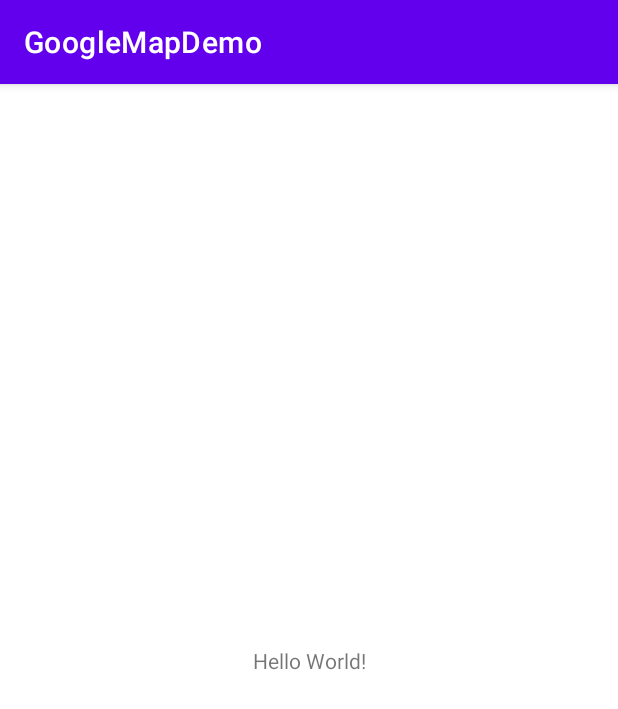
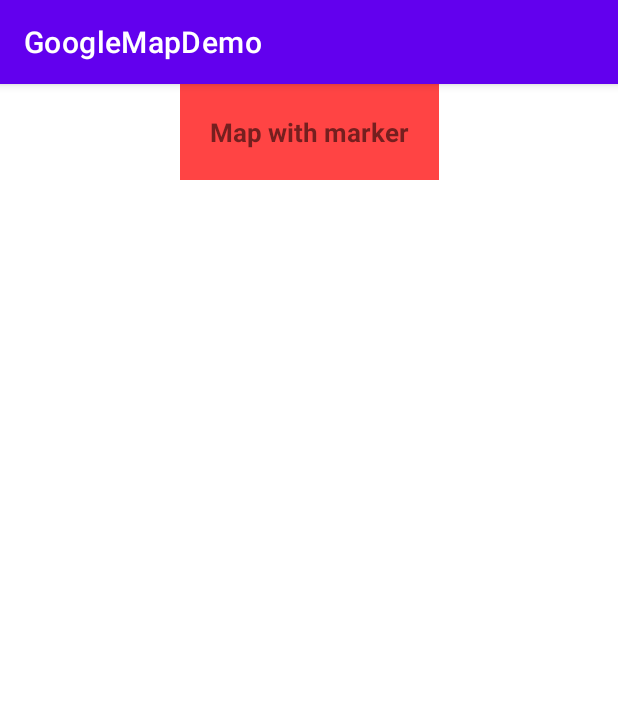
Before and after one commit to hiep97tb111/6-GoogleMap, an Android app: the screen it shows after launch (MainActivity before the commit, MainAct after it), on a phone screen of 412 x 824 dp. Shown: the top 709 px of the screen. Run offline under Robolectric (Android 15) with nearby library versions, the phone set to English and light mode, and no system bars.

Commit message:
Get Location & Simulation Google Map

```diff
--- a/app/build.gradle
+++ b/app/build.gradle
@@ -38,6 +38,7 @@ dependencies {
     implementation 'androidx.appcompat:appcompat:1.6.1'
     implementation 'com.google.android.material:material:1.8.0'
     implementation 'androidx.constraintlayout:constraintlayout:2.1.4'
+    implementation 'com.google.android.gms:play-services-location:21.0.1'
     testImplementation 'junit:junit:4.13.2'
     androidTestImplementation 'androidx.test.ext:junit:1.1.5'
     androidTestImplementation 'androidx.test.espresso:espresso-core:3.5.1'
--- /dev/null
+++ b/app/src/main/java/com/example/googlemapdemo/MainAct.kt
@@ -0,0 +1,56 @@
+package com.example.googlemapdemo
+
+import android.content.Intent
+import android.content.pm.PackageManager
+import androidx.appcompat.app.AppCompatActivity
+import android.os.Bundle
+import android.util.Log
+import android.widget.TextView
+import androidx.core.app.ActivityCompat
+import androidx.core.content.ContextCompat
+import com.google.android.gms.location.FusedLocationProviderClient
+import com.google.android.gms.location.LocationServices
+
+class MainAct : AppCompatActivity() {
+    private val myPermissionRequest: Int = 101
+    private lateinit var fusedLocationClient: FusedLocationProviderClient
+    private var lat: Double = 0.0
+    private var lon: Double = 0.0
+
+    override fun onCreate(savedInstanceState: Bundle?) {
+        super.onCreate(savedInstanceState)
+        setContentView(R.layout.activity_main)
+
+        getLocationUser()
+
+        findViewById<TextView>(R.id.tvMapWithMaker).setOnClickListener {
+            val intent = Intent(this, MapWithMakerAct::class.java)
+            intent.putExtra("keyLat", lat)
+            intent.putExtra("keyLon", lon)
+            startActivity(intent)
+        }
+    }
+
+    private fun getLocationUser() {
+
+        fusedLocationClient = LocationServices.getFusedLocationProviderClient(this)
+
+        // Check Permission
+        if (ContextCompat.checkSelfPermission(this , android.Manifest.permission.ACCESS_FINE_LOCATION)
+            != PackageManager.PERMISSION_GRANTED) {
+            // Permission is not granted
+            ActivityCompat.requestPermissions(this,
+                arrayOf(android.Manifest.permission.ACCESS_COARSE_LOCATION, android.Manifest.permission.ACCESS_FINE_LOCATION),
+                myPermissionRequest)
+        }
+
+        // Get Location
+        fusedLocationClient.lastLocation.addOnSuccessListener {
+            Log.e("Logger", "Lat: ${it.latitude}, Lon: ${it.longitude}")
+            lat = it.latitude
+            lon = it.longitude
+        }
+    }
+
+
+}
--- a/app/src/main/res/layout/activity_main.xml
+++ b/app/src/main/res/layout/activity_main.xml
@@ -4,15 +4,19 @@
     xmlns:tools="http://schemas.android.com/tools"
     android:layout_width="match_parent"
     android:layout_height="match_parent"
-    tools:context=".MainActivity">
+    tools:context=".MainAct">
 
     <TextView
+        android:id="@+id/tvMapWithMaker"
         android:layout_width="wrap_content"
         android:layout_height="wrap_content"
-        android:text="Hello World!"
-        app:layout_constraintBottom_toBottomOf="parent"
+        android:text="@string/map_with_maker"
         app:layout_constraintLeft_toLeftOf="parent"
         app:layout_constraintRight_toRightOf="parent"
-        app:layout_constraintTop_toTopOf="parent" />
+        app:layout_constraintTop_toTopOf="parent"
+        android:padding="20dp"
+        android:background="@android:color/holo_red_light"
+        android:textSize="17sp"
+        android:textStyle="bold"/>
 
 </androidx.constraintlayout.widget.ConstraintLayout>
--- a/app/src/main/res/values/strings.xml
+++ b/app/src/main/res/values/strings.xml
@@ -1,3 +1,4 @@
 <resources>
     <string name="app_name">GoogleMapDemo</string>
+    <string name="map_with_maker">Map with marker</string>
 </resources>
```
Also changed, not shown: app/src/main/AndroidManifest.xml (+7 -2 lines), app/src/main/java/com/example/googlemapdemo/MapWithMakerAct.kt (added, +44 -0 lines), app/src/main/res/layout/act_map_with_maker.xml (added, +15 -0 lines).
